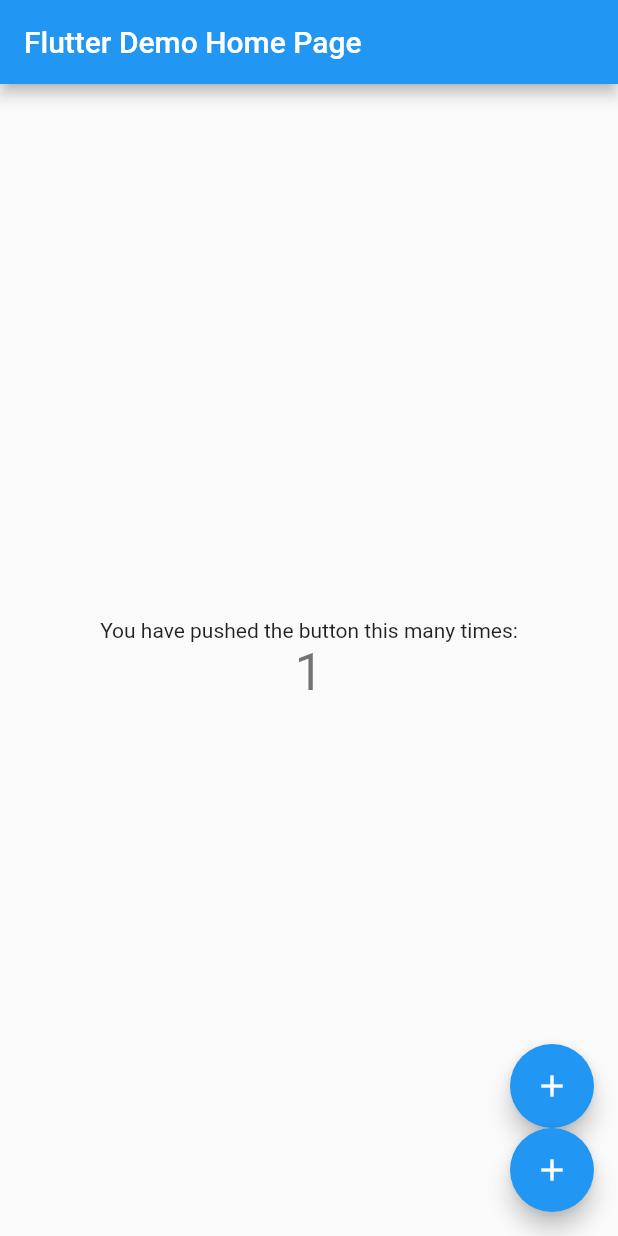
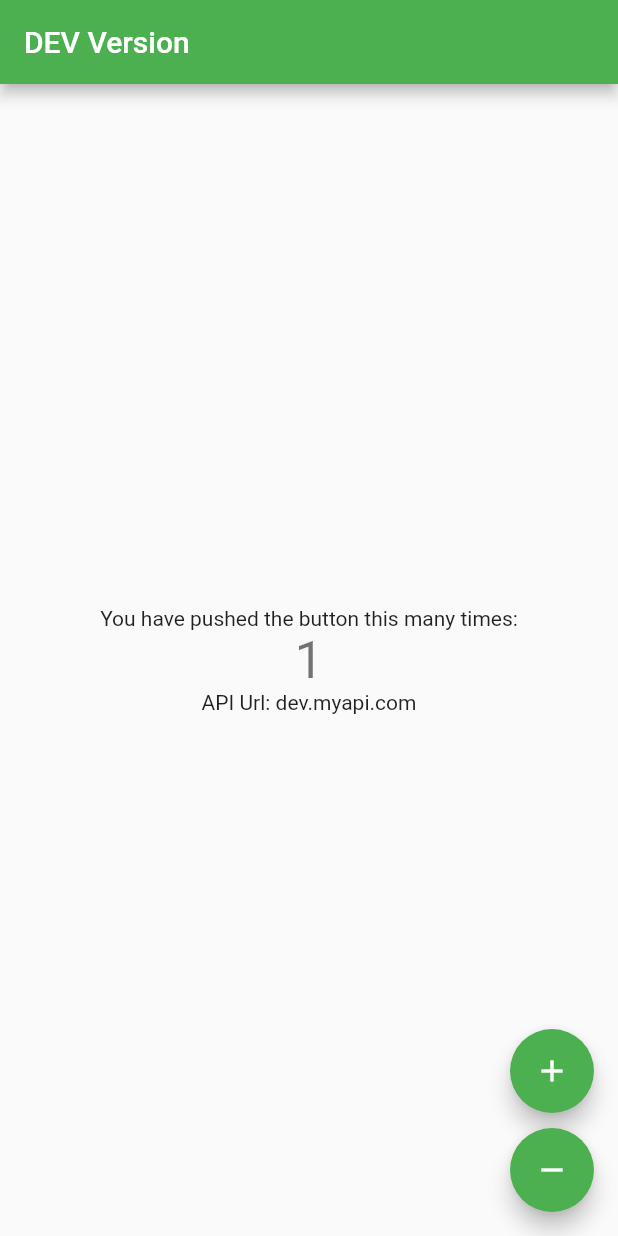
Before and after one commit to lucasclaros/flutter_flavors_tutorial, a Flutter app: the screen it shows after launch, after a tap on the "add" icon, on a phone screen of 412 x 824 dp. Run offline on Flutter 3.47's test engine with Material 2 defaults, Android fonts, the phone set to English and light mode, and no system bars; our stand-ins replace firebase_core; accounts and stored records are empty.

Commit message:
Added dart-side flavors config

```diff
--- /dev/null
+++ b/flavors_tutorial/lib/flavors_config.dart
@@ -0,0 +1,44 @@
+enum Flavor {
+  prod('prod.myapi.com'),
+  dev('dev.myapi.com'),
+  qa('qa.myapi.com');
+
+  final String url;
+  const Flavor(this.url);
+}
+
+class FlavorConfig {
+  String appTitle;
+  Flavor appFlavor;
+  String? apiEndpoint;
+  Map<String, dynamic> envVariables;
+
+  factory FlavorConfig({
+    String appTitle = "Flavors App",
+    Flavor appFlavor = Flavor.prod,
+    Map<String, dynamic> envVariables = const {},
+    String? apiEndpoint,
+  }) {
+    _instance = FlavorConfig._internal(
+      appTitle,
+      appFlavor,
+      apiEndpoint ??= appFlavor.url,
+      envVariables,
+    );
+
+    return _instance!;
+  }
+  static FlavorConfig? _instance;
+
+  static FlavorConfig get instance {
+    _instance ??= FlavorConfig();
+    return _instance!;
+  }
+
+  FlavorConfig._internal(
+    this.appTitle,
+    this.appFlavor,
+    this.apiEndpoint,
+    this.envVariables,
+  );
+}
--- a/flavors_tutorial/lib/main.dart
+++ b/flavors_tutorial/lib/main_common.dart
@@ -1,6 +1,7 @@
+import 'package:flavors_tutorial/flavors_config.dart';
 import 'package:flutter/material.dart';
 
-void main() {
+void mainCommon() {
   runApp(const MyApp());
 }
 
@@ -11,10 +12,13 @@ class MyApp extends StatelessWidget {
   Widget build(BuildContext context) {
     return MaterialApp(
       title: 'Flutter Demo',
+      debugShowCheckedModeBanner:
+          FlavorConfig.instance.envVariables['showDebuggerBanner'] ?? true,
       theme: ThemeData(
-        primarySwatch: Colors.blue,
+        primarySwatch:
+            FlavorConfig.instance.envVariables['primaryColor'] ?? Colors.red,
       ),
-      home: const MyHomePage(title: 'Flutter Demo Home Page'),
+      home: MyHomePage(title: FlavorConfig.instance.appTitle),
     );
   }
 }
@@ -60,6 +64,7 @@ class _MyHomePageState extends State<MyHomePage> {
               '$_counter',
               style: Theme.of(context).textTheme.headline4,
             ),
+            Text('API Url: ${FlavorConfig.instance.apiEndpoint}'),
           ],
         ),
       ),
@@ -71,10 +76,13 @@ class _MyHomePageState extends State<MyHomePage> {
             tooltip: 'Increment',
             child: const Icon(Icons.add),
           ),
+          const SizedBox(
+            height: 10,
+          ),
           FloatingActionButton(
             onPressed: _decrementCounter,
             tooltip: 'Decrement',
-            child: const Icon(Icons.add),
+            child: const Icon(Icons.remove),
           ),
         ],
       ),
--- /dev/null
+++ b/flavors_tutorial/lib/main_dev.dart
@@ -0,0 +1,16 @@
+import 'package:flavors_tutorial/flavors_config.dart';
+import 'package:flavors_tutorial/main_common.dart';
+import 'package:flutter/material.dart';
+
+void main() {
+  FlavorConfig(
+    appFlavor: Flavor.dev,
+    appTitle: 'DEV Version',
+    envVariables: {
+      'showDebuggerBanner': true,
+      'primaryColor': Colors.green,
+    },
+  );
+
+  mainCommon();
+}
--- /dev/null
+++ b/flavors_tutorial/lib/main_prod.dart
@@ -0,0 +1,13 @@
+import 'package:flavors_tutorial/flavors_config.dart';
+import 'package:flavors_tutorial/main_common.dart';
+
+void main() {
+  FlavorConfig(
+    appFlavor: Flavor.prod,
+    envVariables: {
+      'showDebuggerBanner': false,
+    },
+  );
+
+  mainCommon();
+}
--- /dev/null
+++ b/flavors_tutorial/lib/main_qa.dart
@@ -0,0 +1,16 @@
+import 'package:flavors_tutorial/flavors_config.dart';
+import 'package:flavors_tutorial/main_common.dart';
+import 'package:flutter/material.dart';
+
+void main() {
+  FlavorConfig(
+    appFlavor: Flavor.qa,
+    appTitle: 'QA Version',
+    envVariables: {
+      'showDebuggerBanner': false,
+      'primaryColor': Colors.yellow,
+    },
+  );
+
+  mainCommon();
+}
```
Also changed, not shown: 1 other file.
